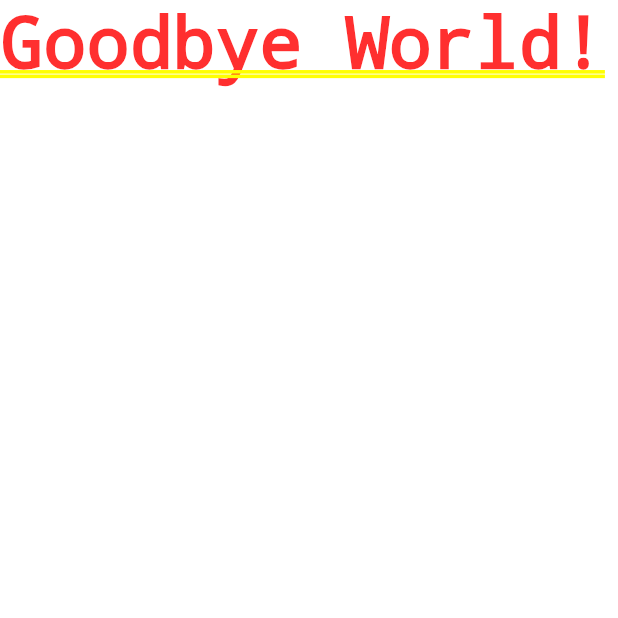
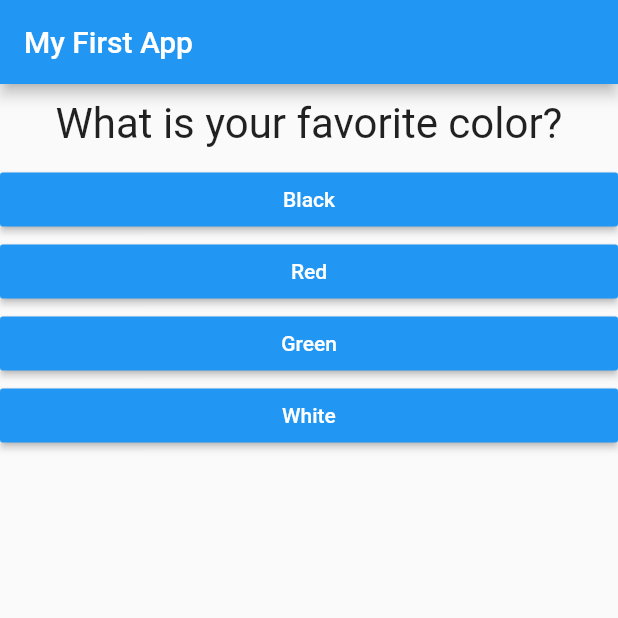
Before and after one commit to stefo231/flutter_quiz_app, a Flutter app: the screen it shows after launch, on a phone screen of 412 x 824 dp, the top half of it. Run offline on Flutter 3.47's test engine with Material 2 defaults, Android fonts, the phone set to English and light mode, and no system bars.

Commit message:
simple app

```diff
--- /dev/null
+++ b/lib/answer.dart
@@ -0,0 +1,20 @@
+import 'package:flutter/material.dart';
+
+class Answer extends StatelessWidget {
+  final Function selectHandler;
+  final String answerText;
+
+  Answer(this.selectHandler, this.answerText);
+  @override
+  Widget build(BuildContext context) {
+    return Container(
+      width: double.infinity,
+      child: RaisedButton(
+        color: Colors.blue,
+        textColor: Colors.white,
+        onPressed: selectHandler,
+        child: Text(answerText),
+      ),
+    );
+  }
+}
--- a/lib/main.dart
+++ b/lib/main.dart
@@ -1,13 +1,87 @@
 import 'package:flutter/material.dart';
+import 'package:flutter_quiz_app/answer.dart';
+import 'package:flutter_quiz_app/question.dart';
+import 'package:flutter_quiz_app/result.dart';
+import 'quiz.dart';
 
 void main() {
   runApp(MyApp());
 }
 
-class MyApp extends StatelessWidget {
+class MyApp extends StatefulWidget {
+  @override
+  _MyAppState createState() {
+    // TODO: implement createState
+    return _MyAppState();
+  }
+}
+
+class _MyAppState extends State<MyApp> {
+  var _questionIndex = 0;
+  var _totalScore = 0;
+
+  void _resetQuiz() {
+    setState(() {
+      _questionIndex = 0;
+      _totalScore = 0;
+    });
+  }
+
+  static const _questions = [
+    {
+      'questionText': 'What is your favorite color?',
+      'answers': [
+        {'text': 'Black', 'score': 10},
+        {'text': 'Red', 'score': 6},
+        {'text': 'Green', 'score': 3},
+        {'text': 'White', 'score': 1},
+      ]
+    },
+    {
+      'questionText': 'What is your favorite animal?',
+      'answers': [
+        {'text': 'Rabbit', 'score': 3},
+        {'text': 'Snake', 'score': 11},
+        {'text': 'Elephant', 'score': 5},
+        {'text': 'Lion', 'score': 9},
+      ]
+    },
+    {
+      'questionText': 'Who is your favorite instructor?',
+      'answers': [
+        {'text': 'Max', 'score': 1},
+        {'text': 'Max', 'score': 1},
+        {'text': 'Max', 'score': 1},
+        {'text': 'Max', 'score': 1},
+      ]
+    },
+  ];
+
+  void _answerQuestions(int score) {
+    _totalScore += score;
+    setState(() {
+      _questionIndex = _questionIndex + 1;
+    });
+    // if (questionIndex < questions.length) {
+    //   print('we have more questions');
+    // } else {}
+  }
+
+  @override
   Widget build(BuildContext context) {
     return MaterialApp(
-      home: Text('Goodbye World!'),
+      home: Scaffold(
+        appBar: AppBar(
+          title: Text('My First App'),
+        ),
+        body: _questionIndex < _questions.length
+            ? Quiz(
+                answerQuestion: _answerQuestions,
+                questionIndex: _questionIndex,
+                questions: _questions,
+              )
+            : Result(_totalScore, _resetQuiz),
+      ),
     );
   }
 }
--- /dev/null
+++ b/lib/question.dart
@@ -0,0 +1,19 @@
+import 'package:flutter/material.dart';
+
+class Question extends StatelessWidget {
+  String questionText;
+  Question(this.questionText);
+
+  @override
+  Widget build(BuildContext context) {
+    return Container(
+      width: double.infinity,
+      margin: EdgeInsets.all(10),
+      child: Text(
+        questionText,
+        style: TextStyle(fontSize: 28),
+        textAlign: TextAlign.center,
+      ),
+    );
+  }
+}
--- /dev/null
+++ b/lib/quiz.dart
@@ -0,0 +1,27 @@
+import 'package:flutter/material.dart';
+import 'question.dart';
+import 'answer.dart';
+
+class Quiz extends StatelessWidget {
+  final List<Map<String, Object>> questions;
+  final int questionIndex;
+  final Function answerQuestion;
+
+  Quiz({
+    @required this.questions,
+    @required this.answerQuestion,
+    @required this.questionIndex,
+  });
+  @override
+  Widget build(BuildContext context) {
+    return Column(
+      children: [
+        Question(questions[questionIndex]['questionText']),
+        ...(questions[questionIndex]['answers'] as List<Map<String, Object>>)
+            .map((answer) {
+          return Answer(() => answerQuestion(answer['score']), answer['text']);
+        }).toList(),
+      ],
+    );
+  }
+}
```
Also changed, not shown: lib/result.dart (added, +42 -0 lines).
